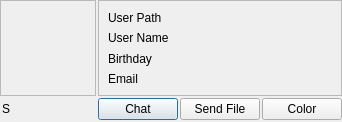
The window that GuiVCard.ui (hwgao/beebeep) describes before a commit, drawn with Qt 5.
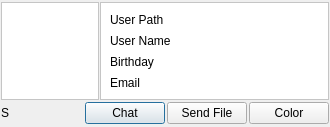
The same window after the commit. Icons and pictures are not drawn.

Commit message: VCard completed Tips added

Patch:
```diff
--- a/GuiVCard.ui
+++ b/GuiVCard.ui
@@ -6,8 +6,8 @@
    <rect>
     <x>0</x>
     <y>0</y>
-    <width>327</width>
-    <height>122</height>
+    <width>330</width>
+    <height>127</height>
    </rect>
   </property>
   <property name="focusPolicy">
@@ -18,12 +18,12 @@
   </property>
   <layout class="QGridLayout" name="gridLayout_2">
    <property name="margin">
-    <number>0</number>
+    <number>1</number>
    </property>
    <property name="spacing">
-    <number>2</number>
+    <number>1</number>
    </property>
-   <item row="0" column="0" colspan="2">
+   <item row="0" column="0">
     <widget class="QLabel" name="mp_lPhoto">
      <property name="sizePolicy">
       <sizepolicy hsizetype="Fixed" vsizetype="Fixed">
@@ -33,34 +33,168 @@
      </property>
      <property name="minimumSize">
       <size>
-       <width>96</width>
-       <height>96</height>
+       <width>98</width>
+       <height>98</height>
       </size>
      </property>
      <property name="maximumSize">
       <size>
-       <width>96</width>
-       <height>96</height>
+       <width>98</width>
+       <height>98</height>
       </size>
      </property>
+     <property name="palette">
+      <palette>
+       <active>
+        <colorrole role="Base">
+         <brush brushstyle="SolidPattern">
+          <color alpha="255">
+           <red>255</red>
+           <green>255</green>
+           <blue>255</blue>
+          </color>
+         </brush>
+        </colorrole>
+        <colorrole role="Window">
+         <brush brushstyle="SolidPattern">
+          <color alpha="255">
+           <red>255</red>
+           <green>255</green>
+           <blue>255</blue>
+          </color>
+         </brush>
+        </colorrole>
+       </active>
+       <inactive>
+        <colorrole role="Base">
+         <brush brushstyle="SolidPattern">
+          <color alpha="255">
+           <red>255</red>
+           <green>255</green>
+           <blue>255</blue>
+          </color>
+         </brush>
+        </colorrole>
+        <colorrole role="Window">
+         <brush brushstyle="SolidPattern">
+          <color alpha="255">
+           <red>255</red>
+           <green>255</green>
+           <blue>255</blue>
+          </color>
+         </brush>
+        </colorrole>
+       </inactive>
+       <disabled>
+        <colorrole role="Base">
+         <brush brushstyle="SolidPattern">
+          <color alpha="255">
+           <red>255</red>
+           <green>255</green>
+           <blue>255</blue>
+          </color>
+         </brush>
+        </colorrole>
+        <colorrole role="Window">
+         <brush brushstyle="SolidPattern">
+          <color alpha="255">
+           <red>255</red>
+           <green>255</green>
+           <blue>255</blue>
+          </color>
+         </brush>
+        </colorrole>
+       </disabled>
+      </palette>
+     </property>
+     <property name="autoFillBackground">
+      <bool>true</bool>
+     </property>
      <property name="frameShape">
       <enum>QFrame::StyledPanel</enum>
      </property>
      <property name="frameShadow">
-      <enum>QFrame::Sunken</enum>
+      <enum>QFrame::Plain</enum>
      </property>
      <property name="text">
       <string/>
      </property>
     </widget>
    </item>
-   <item row="0" column="2" colspan="3">
+   <item row="0" column="1">
     <widget class="QFrame" name="mp_frame">
+     <property name="palette">
+      <palette>
+       <active>
+        <colorrole role="Base">
+         <brush brushstyle="SolidPattern">
+          <color alpha="255">
+           <red>255</red>
+           <green>255</green>
+           <blue>255</blue>
+          </color>
+         </brush>
+        </colorrole>
+        <colorrole role="Window">
+         <brush brushstyle="SolidPattern">
+          <color alpha="255">
+           <red>255</red>
+           <green>255</green>
+           <blue>255</blue>
+          </color>
+         </brush>
+        </colorrole>
+       </active>
+       <inactive>
+        <colorrole role="Base">
+         <brush brushstyle="SolidPattern">
+          <color alpha="255">
+           <red>255</red>
+           <green>255</green>
+           <blue>255</blue>
+          </color>
+         </brush>
+        </colorrole>
+        <colorrole role="Window">
+         <brush brushstyle="SolidPattern">
+          <color alpha="255">
+           <red>255</red>
+           <green>255</green>
+           <blue>255</blue>
+          </color>
+         </brush>
+        </colorrole>
+       </inactive>
+       <disabled>
+        <colorrole role="Base">
+         <brush brushstyle="SolidPattern">
+          <color alpha="255">
+           <red>255</red>
+           <green>255</green>
+           <blue>255</blue>
+          </color>
+         </brush>
+        </colorrole>
+        <colorrole role="Window">
+         <brush brushstyle="SolidPattern">
+          <color alpha="255">
+           <red>255</red>
+           <green>255</green>
+           <blue>255</blue>
+          </color>
+         </brush>
+        </colorrole>
+       </disabled>
+      </palette>
+     </property>
+     <property name="autoFillBackground">
+      <bool>true</bool>
+     </property>
      <property name="frameShape">
       <enum>QFrame::StyledPanel</enum>
      </property>
      <property name="frameShadow">
-      <enum>QFrame::Sunken</enum>
+      <enum>QFrame::Plain</enum>
      </property>
      <layout class="QGridLayout" name="gridLayout">
       <item row="0" column="0">
@@ -130,7 +264,12 @@
      </layout>
     </widget>
    </item>
-   <item row="1" column="1">
+   <item row="1" column="0" colspan="2">
+    <layout class="QHBoxLayout" name="horizontalLayout">
+     <property name="spacing">
+      <number>2</number>
+     </property>
+     <item>
     <widget class="QLabel" name="mp_lStatus">
      <property name="sizePolicy">
       <sizepolicy hsizetype="Expanding" vsizetype="Preferred">
@@ -141,9 +280,12 @@
      <property name="text">
       <string>S</string>
      </property>
-    </widget>
-   </item>
-   <item row="1" column="2">
+       <property name="alignment">
+        <set>Qt::AlignLeading|Qt::AlignLeft|Qt::AlignVCenter</set>
+       </property>
+      </widget>
+     </item>
+     <item>
     <widget class="QPushButton" name="mp_pbChat">
      <property name="text">
       <string>Chat</string>
@@ -160,7 +302,7 @@
      </property>
     </widget>
    </item>
-   <item row="1" column="3">
+     <item>
     <widget class="QPushButton" name="mp_pbFile">
      <property name="text">
       <string>Send File</string>
@@ -171,7 +313,7 @@
      </property>
     </widget>
    </item>
-   <item row="1" column="4">
+     <item>
     <widget class="QPushButton" name="mp_pbColor">
      <property name="text">
       <string>Color</string>
@@ -183,6 +325,15 @@
     </widget>
    </item>
   </layout>
+   </item>
+  </layout>
+  <zorder>mp_lPhoto</zorder>
+  <zorder>mp_frame</zorder>
+  <zorder>mp_lStatus</zorder>
+  <zorder>mp_pbChat</zorder>
+  <zorder>mp_pbFile</zorder>
+  <zorder>mp_pbColor</zorder>
+  <zorder>mp_pbFile</zorder>
  </widget>
  <resources>
   <include location="beebeep.qrc"/>
```
Lines whose indentation alone changed are shown as unchanged. The commit also changes 22 other files.
